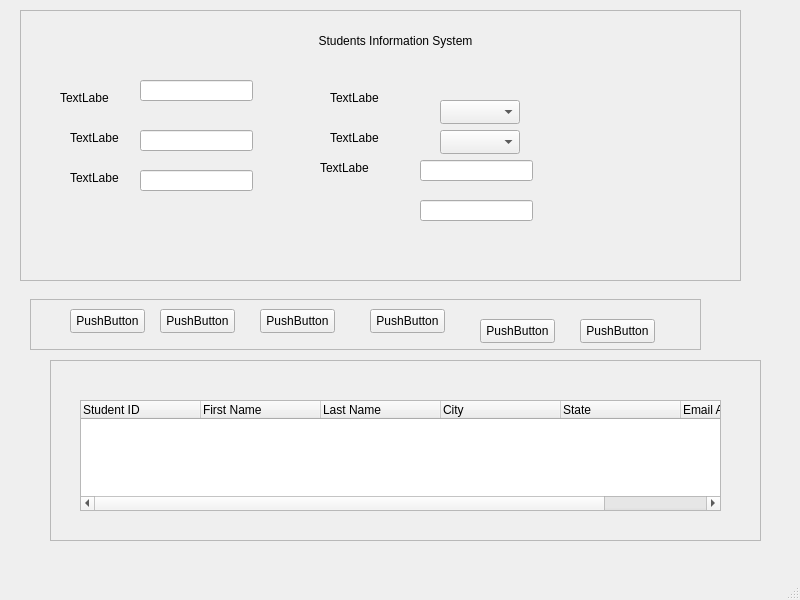
Before: the Qt Designer form main.ui in hrhouma1/Pyside6_Students_Information_Management_System, drawn with Qt 5.
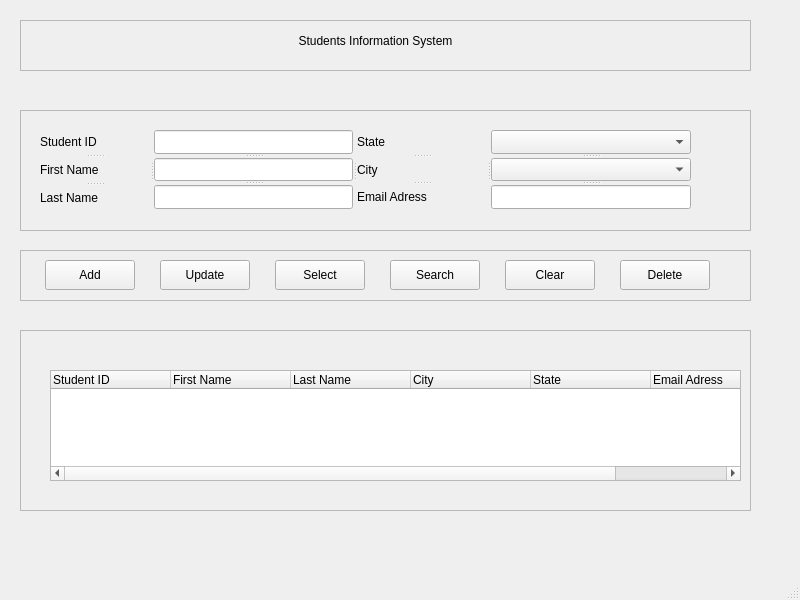
After: the same form once the commit is applied. Icons and pictures are not drawn.

Commit message: Finalisation de l'ajout des Widgets GUI version1

```diff
--- a/main.ui
+++ b/main.ui
@@ -18,9 +18,9 @@
     <property name="geometry">
      <rect>
       <x>20</x>
-      <y>10</y>
-      <width>721</width>
-      <height>271</height>
+      <y>110</y>
+      <width>731</width>
+      <height>121</height>
      </rect>
     </property>
     <property name="frameShape">
@@ -29,114 +29,6 @@
     <property name="frameShadow">
      <enum>QFrame::Shadow::Raised</enum>
     </property>
-    <widget class="QLineEdit" name="lineEdit_3">
-     <property name="geometry">
-      <rect>
-       <x>120</x>
-       <y>160</y>
-       <width>113</width>
-       <height>21</height>
-      </rect>
-     </property>
-    </widget>
-    <widget class="QLineEdit" name="lineEdit_2">
-     <property name="geometry">
-      <rect>
-       <x>120</x>
-       <y>120</y>
-       <width>113</width>
-       <height>21</height>
-      </rect>
-     </property>
-    </widget>
-    <widget class="QLabel" name="label">
-     <property name="geometry">
-      <rect>
-       <x>40</x>
-       <y>80</y>
-       <width>49</width>
-       <height>16</height>
-      </rect>
-     </property>
-     <property name="text">
-      <string>TextLabel</string>
-     </property>
-    </widget>
-    <widget class="QLabel" name="label_3">
-     <property name="geometry">
-      <rect>
-       <x>50</x>
-       <y>160</y>
-       <width>49</width>
-       <height>16</height>
-      </rect>
-     </property>
-     <property name="text">
-      <string>TextLabel</string>
-     </property>
-    </widget>
-    <widget class="QLabel" name="label_2">
-     <property name="geometry">
-      <rect>
-       <x>50</x>
-       <y>120</y>
-       <width>49</width>
-       <height>16</height>
-      </rect>
-     </property>
-     <property name="text">
-      <string>TextLabel</string>
-     </property>
-    </widget>
-    <widget class="QLineEdit" name="lineEdit">
-     <property name="geometry">
-      <rect>
-       <x>120</x>
-       <y>70</y>
-       <width>113</width>
-       <height>21</height>
-      </rect>
-     </property>
-    </widget>
-    <widget class="QComboBox" name="comboBox_2">
-     <property name="geometry">
-      <rect>
-       <x>420</x>
-       <y>120</y>
-       <width>80</width>
-       <height>24</height>
-      </rect>
-     </property>
-    </widget>
-    <widget class="QLabel" name="label_7">
-     <property name="geometry">
-      <rect>
-       <x>280</x>
-       <y>20</y>
-       <width>191</width>
-       <height>21</height>
-      </rect>
-     </property>
-     <property name="text">
-      <string>Students Information System</string>
-     </property>
-     <property name="alignment">
-      <set>Qt::AlignmentFlag::AlignCenter</set>
-     </property>
-    </widget>
-    <widget class="QLabel" name="label_4">
-     <property name="geometry">
-      <rect>
-       <x>310</x>
-       <y>80</y>
-       <width>49</width>
-       <height>16</height>
-      </rect>
-     </property>
-     <property name="text">
-      <string>TextLabel</string>
-     </property>
-    </widget>
     <widget class="QLineEdit" name="lineEdit_7">
      <property name="geometry">
       <rect>
@@ -147,59 +39,98 @@
       </rect>
      </property>
     </widget>
-    <widget class="QLineEdit" name="lineEdit_6">
+    <widget class="QSplitter" name="splitter_7">
      <property name="geometry">
       <rect>
-       <x>400</x>
-       <y>150</y>
-       <width>113</width>
-       <height>21</height>
+       <x>20</x>
+       <y>20</y>
+       <width>651</width>
+       <height>79</height>
       </rect>
      </property>
-    </widget>
-    <widget class="QLabel" name="label_5">
-     <property name="geometry">
-      <rect>
-       <x>310</x>
-       <y>120</y>
-       <width>49</width>
-       <height>16</height>
-      </rect>
+     <property name="orientation">
+      <enum>Qt::Orientation::Horizontal</enum>
      </property>
-     <property name="text">
-      <string>TextLabel</string>
-     </property>
-    </widget>
-    <widget class="QLabel" name="label_6">
-     <property name="geometry">
-      <rect>
-       <x>300</x>
-       <y>150</y>
-       <width>49</width>
-       <height>16</height>
-      </rect>
-     </property>
-     <property name="text">
-      <string>TextLabel</string>
-     </property>
-    </widget>
-    <widget class="QComboBox" name="comboBox">
-     <property name="geometry">
-      <rect>
-       <x>420</x>
-       <y>90</y>
-       <width>80</width>
-       <height>24</height>
-      </rect>
-     </property>
+     <widget class="QSplitter" name="splitter_3">
+      <property name="orientation">
+       <enum>Qt::Orientation::Horizontal</enum>
+      </property>
+      <property name="handleWidth">
+       <number>5</number>
+      </property>
+      <widget class="QSplitter" name="splitter">
+       <property name="orientation">
+        <enum>Qt::Orientation::Vertical</enum>
+       </property>
+       <property name="handleWidth">
+        <number>5</number>
+       </property>
+       <widget class="QLabel" name="label">
+        <property name="text">
+         <string>Student ID</string>
+        </property>
+       </widget>
+       <widget class="QLabel" name="label_2">
+        <property name="text">
+         <string>First Name</string>
+        </property>
+       </widget>
+       <widget class="QLabel" name="label_3">
+        <property name="text">
+         <string>Last Name</string>
+        </property>
+       </widget>
+      </widget>
+      <widget class="QSplitter" name="splitter_2">
+       <property name="orientation">
+        <enum>Qt::Orientation::Vertical</enum>
+       </property>
+       <widget class="QLineEdit" name="lineEdit"/>
+       <widget class="QLineEdit" name="lineEdit_2"/>
+       <widget class="QLineEdit" name="lineEdit_3"/>
+      </widget>
+     </widget>
+     <widget class="QSplitter" name="splitter_6">
+      <property name="orientation">
+       <enum>Qt::Orientation::Horizontal</enum>
+      </property>
+      <widget class="QSplitter" name="splitter_4">
+       <property name="orientation">
+        <enum>Qt::Orientation::Vertical</enum>
+       </property>
+       <widget class="QLabel" name="label_4">
+        <property name="text">
+         <string>State</string>
+        </property>
+       </widget>
+       <widget class="QLabel" name="label_5">
+        <property name="text">
+         <string>City</string>
+        </property>
+       </widget>
+       <widget class="QLabel" name="label_6">
+        <property name="text">
+         <string>Email Adress</string>
+        </property>
+       </widget>
+      </widget>
+      <widget class="QSplitter" name="splitter_5">
+       <property name="orientation">
+        <enum>Qt::Orientation::Vertical</enum>
+       </property>
+       <widget class="QComboBox" name="comboBox"/>
+       <widget class="QComboBox" name="comboBox_2"/>
+       <widget class="QLineEdit" name="lineEdit_6"/>
+      </widget>
+     </widget>
     </widget>
    </widget>
    <widget class="QFrame" name="frame_2">
     <property name="geometry">
      <rect>
-      <x>50</x>
-      <y>360</y>
-      <width>711</width>
+      <x>20</x>
+      <y>330</y>
+      <width>731</width>
       <height>181</height>
      </rect>
     </property>
@@ -214,7 +145,7 @@
       <rect>
        <x>30</x>
        <y>40</y>
-       <width>641</width>
+       <width>691</width>
        <height>111</height>
       </rect>
      </property>
@@ -286,9 +217,9 @@
    <widget class="QFrame" name="frame_3">
     <property name="geometry">
      <rect>
-      <x>30</x>
-      <y>299</y>
-      <width>671</width>
+      <x>20</x>
+      <y>250</y>
+      <width>731</width>
       <height>51</height>
      </rect>
     </property>
@@ -301,79 +232,171 @@
     <widget class="QPushButton" name="pushButton">
      <property name="geometry">
       <rect>
-       <x>40</x>
+       <x>25</x>
        <y>10</y>
-       <width>75</width>
-       <height>24</height>
+       <width>90</width>
+       <height>30</height>
       </rect>
      </property>
      <property name="text">
-      <string>PushButton</string>
+      <string>Add</string>
      </property>
+     <property name="icon">
+      <iconset>
+       <normaloff>icons/add.svg</normaloff>icons/add.svg</iconset>
+     </property>
+     <property name="iconSize">
+      <size>
+       <width>20</width>
+       <height>20</height>
+      </size>
+     </property>
     </widget>
     <widget class="QPushButton" name="pushButton_2">
      <property name="geometry">
       <rect>
-       <x>130</x>
+       <x>140</x>
        <y>10</y>
-       <width>75</width>
-       <height>24</height>
+       <width>90</width>
+       <height>30</height>
       </rect>
      </property>
      <property name="text">
-      <string>PushButton</string>
+      <string>Update</string>
      </property>
+     <property name="icon">
+      <iconset>
+       <normaloff>icons/update.svg</normaloff>icons/update.svg</iconset>
+     </property>
+     <property name="iconSize">
+      <size>
+       <width>20</width>
+       <height>20</height>
+      </size>
+     </property>
     </widget>
     <widget class="QPushButton" name="pushButton_3">
      <property name="geometry">
       <rect>
-       <x>230</x>
+       <x>255</x>
        <y>10</y>
-       <width>75</width>
-       <height>24</height>
+       <width>90</width>
+       <height>30</height>
       </rect>
      </property>
      <property name="text">
-      <string>PushButton</string>
+      <string>Select</string>
      </property>
+     <property name="icon">
+      <iconset>
+       <normaloff>icons/select.svg</normaloff>icons/select.svg</iconset>
+     </property>
+     <property name="iconSize">
+      <size>
+       <width>20</width>
+       <height>20</height>
+      </size>
+     </property>
     </widget>
     <widget class="QPushButton" name="pushButton_4">
      <property name="geometry">
       <rect>
-       <x>340</x>
+       <x>370</x>
        <y>10</y>
-       <width>75</width>
-       <height>24</height>
+       <width>90</width>
+       <height>30</height>
       </rect>
      </property>
      <property name="text">
-      <string>PushButton</string>
+      <string>Search</string>
      </property>
+     <property name="icon">
+      <iconset>
+       <normaloff>icons/search.svg</normaloff>icons/search.svg</iconset>
+     </property>
+     <property name="iconSize">
+      <size>
+       <width>20</width>
+       <height>20</height>
+      </size>
+     </property>
     </widget>
     <widget class="QPushButton" name="pushButton_5">
      <property name="geometry">
       <rect>
-       <x>450</x>
-       <y>20</y>
-       <width>75</width>
-       <height>24</height>
+       <x>485</x>
+       <y>10</y>
+       <width>90</width>
+       <height>30</height>
       </rect>
      </property>
      <property name="text">
-      <string>PushButton</string>
+      <string>Clear</string>
      </property>
+     <property name="icon">
+      <iconset>
+       <normaloff>icons/clear.svg</normaloff>icons/clear.svg</iconset>
+     </property>
+     <property name="iconSize">
+      <size>
+       <width>20</width>
+       <height>20</height>
+      </size>
+     </property>
     </widget>
     <widget class="QPushButton" name="pushButton_6">
      <property name="geometry">
       <rect>
-       <x>550</x>
-       <y>20</y>
-       <width>75</width>
-       <height>24</height>
+       <x>600</x>
+       <y>10</y>
+       <width>90</width>
+       <height>30</height>
       </rect>
      </property>
      <property name="text">
-      <string>PushButton</string>
+      <string>Delete</string>
+     </property>
+     <property name="icon">
+      <iconset>
+       <normaloff>icons/delete.svg</normaloff>icons/delete.svg</iconset>
+     </property>
+     <property name="iconSize">
+      <size>
+       <width>20</width>
+       <height>20</height>
+      </size>
+     </property>
+    </widget>
+   </widget>
+   <widget class="QFrame" name="frame_4">
+    <property name="geometry">
+     <rect>
+      <x>20</x>
+      <y>20</y>
+      <width>731</width>
+      <height>51</height>
+     </rect>
+    </property>
+    <property name="frameShape">
+     <enum>QFrame::Shape::StyledPanel</enum>
+    </property>
+    <property name="frameShadow">
+     <enum>QFrame::Shadow::Raised</enum>
+    </property>
+    <widget class="QLabel" name="title_label">
+     <property name="geometry">
+      <rect>
+       <x>260</x>
+       <y>10</y>
+       <width>191</width>
+       <height>21</height>
+      </rect>
+     </property>
+     <property name="text">
+      <string>Students Information System</string>
+     </property>
+     <property name="alignment">
+      <set>Qt::AlignmentFlag::AlignCenter</set>
      </property>
     </widget>
    </widget>
```
Left out of the diff: 18 changed lines with no effect on the pictures. The commit also changes 1 other file.
